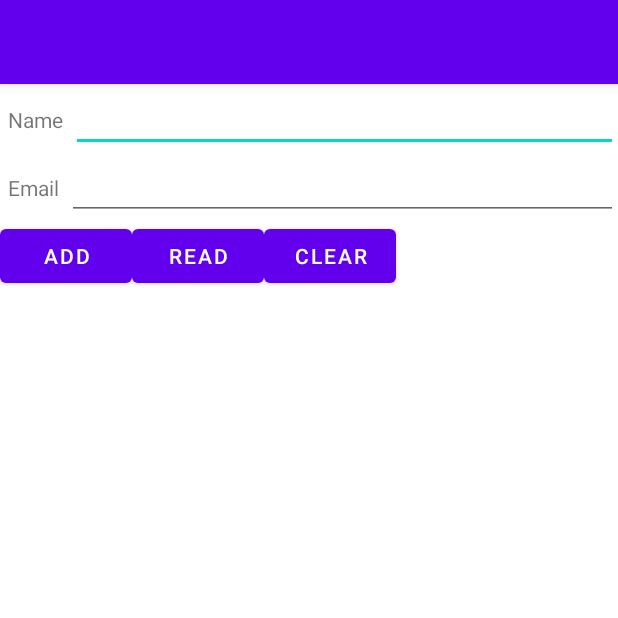
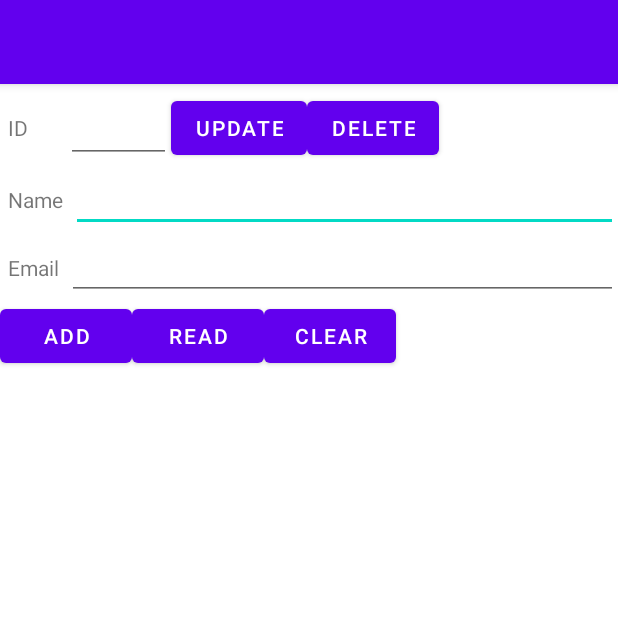
Before and after one commit to georgijsstasjuks/testAndroidNew, an Android app: the SimpleSqliteActivity screen opened directly, with no data from a screen before it, on a phone screen of 412 x 824 dp, the top half of it. Run offline under Robolectric (Android 15) with nearby library versions, the phone set to English and light mode, and no system bars.

Commit message:
lesson 35

```diff
--- a/app/src/main/java/com/example/training/third/SimpleSqliteActivity.java
+++ b/app/src/main/java/com/example/training/third/SimpleSqliteActivity.java
@@ -21,8 +21,8 @@ public class SimpleSqliteActivity extends AppCompatActivity  implements View.OnC
 
     final String LOG_TAG = "myLogs";
 
-    private Button mBtnAdd, mBtnRead, mBtnClear;
-    private EditText mEtName;
+    private Button mBtnAdd, mBtnRead, mBtnClear, mBtnUpd, mBtnDel;;
+    private EditText mEtName,  mEtID;
     private EditText mEtEmail;
 
     private DBHelper mDbHelper;
@@ -40,6 +40,7 @@ public class SimpleSqliteActivity extends AppCompatActivity  implements View.OnC
 
         String name = mEtName.getText().toString();
         String email = mEtEmail.getText().toString();
+        String id = mEtID.getText().toString();
 
         SQLiteDatabase db = mDbHelper.getWritableDatabase();
 
@@ -79,6 +80,25 @@ public class SimpleSqliteActivity extends AppCompatActivity  implements View.OnC
                 int clearCount = db.delete("mytable", null, null);
                 Log.d(LOG_TAG, "deleted rows count = " + clearCount);
                 break;
+            case R.id.btnUpd:
+                if (id.equalsIgnoreCase("")) {
+                    break;
+                }
+                Log.d(LOG_TAG, "--- Update mytable: ---");
+                cv.put("name", name);
+                cv.put("email", email);
+                int updCount = db.update("mytable", cv, "id = ?",
+                        new String[] { id });
+                Log.d(LOG_TAG, "updated rows count = " + updCount);
+                break;
+            case R.id.btnDel:
+                if (id.equalsIgnoreCase("")) {
+                    break;
+                }
+                Log.d(LOG_TAG, "--- Delete from mytable: ---");
+                int delCount = db.delete("mytable", "id = " + id, null);
+                Log.d(LOG_TAG, "deleted rows count = " + delCount);
+                break;
         }
         mDbHelper.close();
     }
@@ -89,12 +109,17 @@ public class SimpleSqliteActivity extends AppCompatActivity  implements View.OnC
         mBtnClear = (Button) findViewById(R.id.btnClear);
         mEtName = (EditText) findViewById(R.id.etName);
         mEtEmail = (EditText) findViewById(R.id.etEmail);
+        mBtnUpd = (Button) findViewById(R.id.btnUpd);
+        mEtID = (EditText) findViewById(R.id.etID);
+        mBtnDel = (Button) findViewById(R.id.btnDel);
     }
 
     private void setupListeners() {
         mBtnAdd.setOnClickListener(this);
         mBtnRead.setOnClickListener(this);
         mBtnClear.setOnClickListener(this);
+        mBtnUpd.setOnClickListener(this);
+        mBtnDel.setOnClickListener(this);
     }
 
     class DBHelper extends SQLiteOpenHelper {
--- a/app/src/main/res/layout/activity_simple_sqlite.xml
+++ b/app/src/main/res/layout/activity_simple_sqlite.xml
@@ -4,6 +4,37 @@
     android:layout_width="fill_parent"
     android:layout_height="fill_parent"
     android:orientation="vertical">
+    <LinearLayout
+        android:id="@+id/linearLayout4"
+        android:layout_width="match_parent"
+        android:layout_height="wrap_content"
+        android:layout_marginTop="5dp">
+        <TextView
+            android:layout_width="wrap_content"
+            android:layout_height="wrap_content"
+            android:text="ID"
+            android:layout_marginLeft="5dp"
+            android:layout_marginRight="25dp">
+        </TextView>
+        <EditText
+            android:id="@+id/etID"
+            android:layout_width="70dp"
+            android:layout_height="wrap_content"
+            android:layout_marginTop="2dp">
+        </EditText>
+        <Button
+            android:id="@+id/btnUpd"
+            android:layout_width="wrap_content"
+            android:layout_height="wrap_content"
+            android:text="Update">
+        </Button>
+        <Button
+            android:id="@+id/btnDel"
+            android:layout_width="wrap_content"
+            android:layout_height="wrap_content"
+            android:text="Delete">
+        </Button>
+    </LinearLayout>
     <LinearLayout
         android:id="@+id/linearLayout1"
         android:layout_width="match_parent"
```
